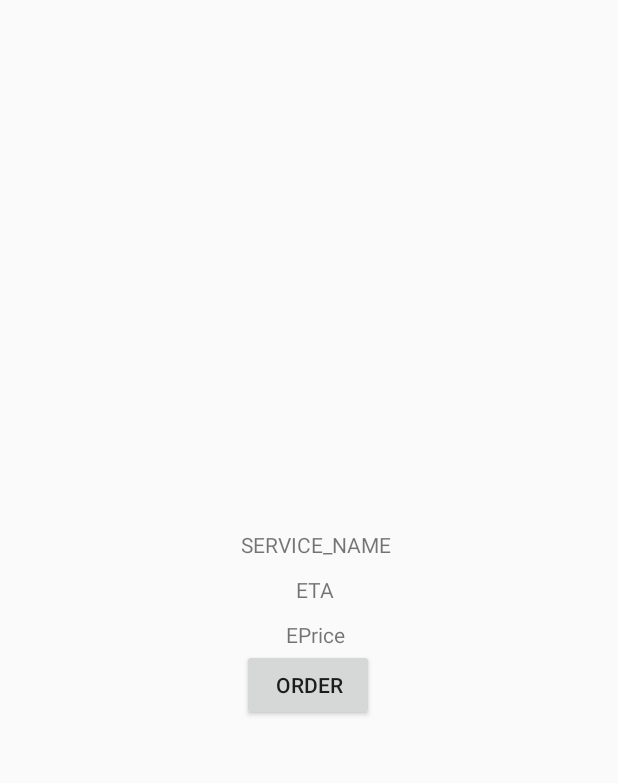
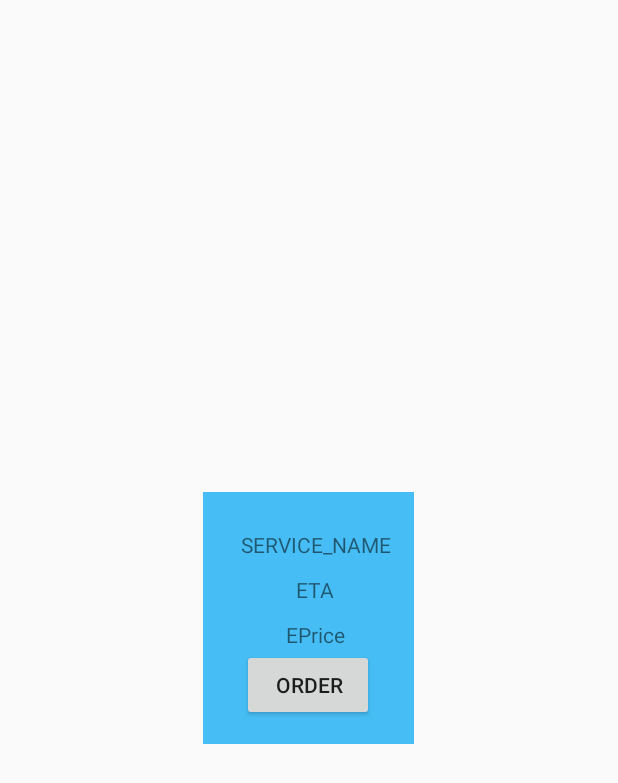
Before and after one commit to Demosthen/TA-L, an Android app: the layout service_summary.xml on its own in the app's theme, with its tools: preview values and no code run, on a phone screen of 412 x 824 dp. Shown: the top 783 px of the screen. Run offline under Robolectric (Android 15) with nearby library versions, the phone set to English and light mode, and no system bars.

Commit message:
Update service_summary.xml

```diff
--- a/app/src/main/res/layout/service_summary.xml
+++ b/app/src/main/res/layout/service_summary.xml
@@ -1,52 +1,55 @@
 <?xml version="1.0" encoding="utf-8"?>
 <FrameLayout xmlns:android="http://schemas.android.com/apk/res/android"
-    android:layout_width="wrap_content" android:layout_height="wrap_content"
+    android:layout_width="wrap_content"
+    android:layout_height="wrap_content"
     android:layout_gravity="center"
-    android:padding = "15dp">
+    android:background="#B903A9F4"
+    android:padding="15dp">
+
     <RelativeLayout
         android:layout_width="wrap_content"
         android:layout_height="wrap_content"
         android:layout_gravity="center">
+
         <TextView
+            android:id="@+id/service_name"
             android:layout_width="wrap_content"
             android:layout_height="wrap_content"
-        android:text=  "SERVICE_NAME"
-        android:id = "@+id/service_name"
-        android:layout_alignParentTop = "true"
-        android:layout_centerHorizontal= "true"
+            android:layout_alignParentTop="true"
+            android:layout_centerHorizontal="true"
             android:paddingLeft="10dp"
             android:paddingTop="10dp"
             android:paddingBottom="5dp"
-        />
+            android:text="SERVICE_NAME" />
+
         <TextView
+            android:id="@+id/ETA"
             android:layout_width="wrap_content"
             android:layout_height="wrap_content"
-        android:text = "ETA"
-        android:id = "@+id/ETA"
+            android:layout_below="@id/service_name"
             android:layout_centerHorizontal="true"
-        android:layout_below="@id/service_name"
             android:paddingLeft="10dp"
             android:paddingTop="5dp"
             android:paddingBottom="5dp"
-        />
+            android:text="ETA" />
+
         <TextView
+            android:id="@+id/EP"
             android:layout_width="wrap_content"
             android:layout_height="wrap_content"
-        android:text = "EPrice"
-        android:id = "@+id/EP"
+            android:layout_below="@id/ETA"
             android:layout_centerHorizontal="true"
-        android:layout_below= "@id/ETA"
             android:paddingLeft="10dp"
             android:paddingTop="5dp"
-        />
+            android:text="EPrice" />
+
         <Button
+            android:id="@+id/order"
             android:layout_width="wrap_content"
             android:layout_height="wrap_content"
-        android:text = "@string/ORDER"
-        android:id = "@+id/order"
+            android:layout_below="@id/EP"
             android:layout_centerHorizontal="true"
             android:paddingRight="10dp"
-        android:layout_below="@id/EP"
-        />
+            android:text="@string/ORDER" />
     </RelativeLayout>
 </FrameLayout>
```
Lines whose indentation alone changed are shown as unchanged.
